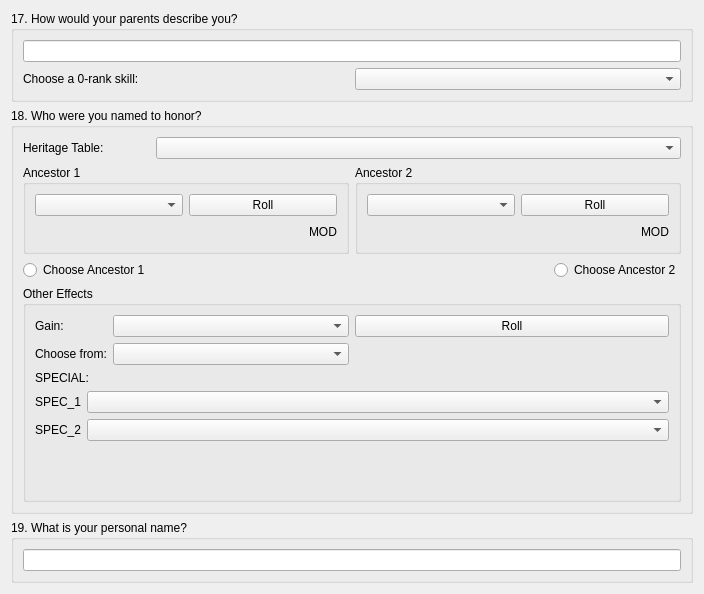
This is PaperBlossoms/ui/newcharwizardpage6.ui in dashnine/PaperBlossoms as Qt 5 draws it before an edit. The edited form follows.
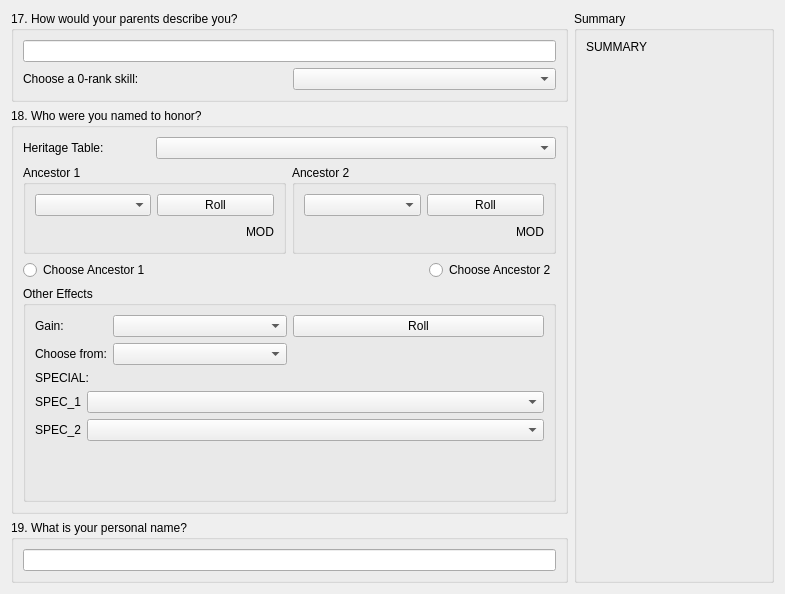
This is the edited form.

```diff
--- a/PaperBlossoms/ui/newcharwizardpage6.ui
+++ b/PaperBlossoms/ui/newcharwizardpage6.ui
@@ -6,15 +6,15 @@
    <rect>
     <x>0</x>
     <y>0</y>
-    <width>704</width>
+    <width>785</width>
     <height>594</height>
    </rect>
   </property>
   <property name="windowTitle">
    <string>WizardPage</string>
   </property>
-  <layout class="QVBoxLayout" name="verticalLayout_2">
-   <item>
+  <layout class="QGridLayout" name="gridLayout_4">
+   <item row="0" column="0">
     <widget class="QGroupBox" name="groupBox">
      <property name="sizePolicy">
       <sizepolicy hsizetype="Preferred" vsizetype="Minimum">
@@ -42,7 +42,47 @@
      </layout>
     </widget>
    </item>
-   <item>
+   <item row="0" column="1" rowspan="3">
+    <widget class="QGroupBox" name="groupBox_4">
+     <property name="sizePolicy">
+      <sizepolicy hsizetype="Fixed" vsizetype="Preferred">
+       <horstretch>0</horstretch>
+       <verstretch>0</verstretch>
+      </sizepolicy>
+     </property>
+     <property name="minimumSize">
+      <size>
+       <width>200</width>
+       <height>0</height>
+      </size>
+     </property>
+     <property name="maximumSize">
+      <size>
+       <width>200</width>
+       <height>16777215</height>
+      </size>
+     </property>
+     <property name="title">
+      <string>Summary</string>
+     </property>
+     <layout class="QVBoxLayout" name="verticalLayout_2">
+      <item>
+       <widget class="QLabel" name="summary_label">
+        <property name="text">
+         <string>SUMMARY</string>
+        </property>
+        <property name="alignment">
+         <set>Qt::AlignLeading|Qt::AlignLeft|Qt::AlignTop</set>
+        </property>
+        <property name="wordWrap">
+         <bool>true</bool>
+        </property>
+       </widget>
+      </item>
+     </layout>
+    </widget>
+   </item>
+   <item row="1" column="0">
     <widget class="QGroupBox" name="groupBox_2">
      <property name="sizePolicy">
       <sizepolicy hsizetype="Preferred" vsizetype="Expanding">
@@ -281,7 +321,7 @@
      </layout>
     </widget>
    </item>
-   <item>
+   <item row="2" column="0">
     <widget class="QGroupBox" name="groupBox_3">
      <property name="sizePolicy">
       <sizepolicy hsizetype="Preferred" vsizetype="Minimum">
```
